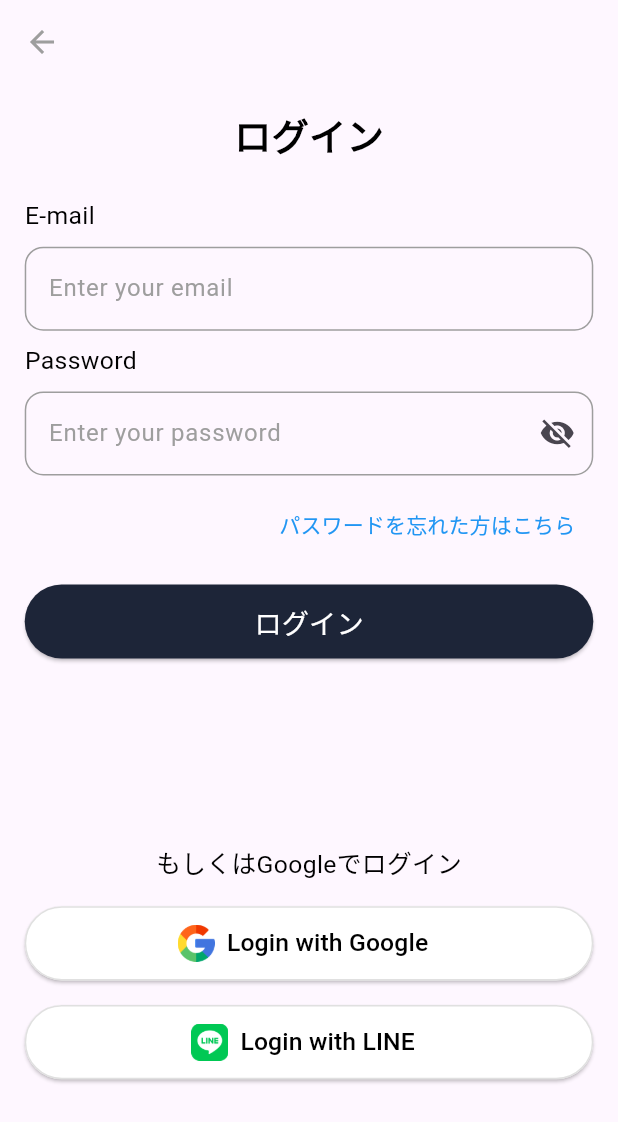
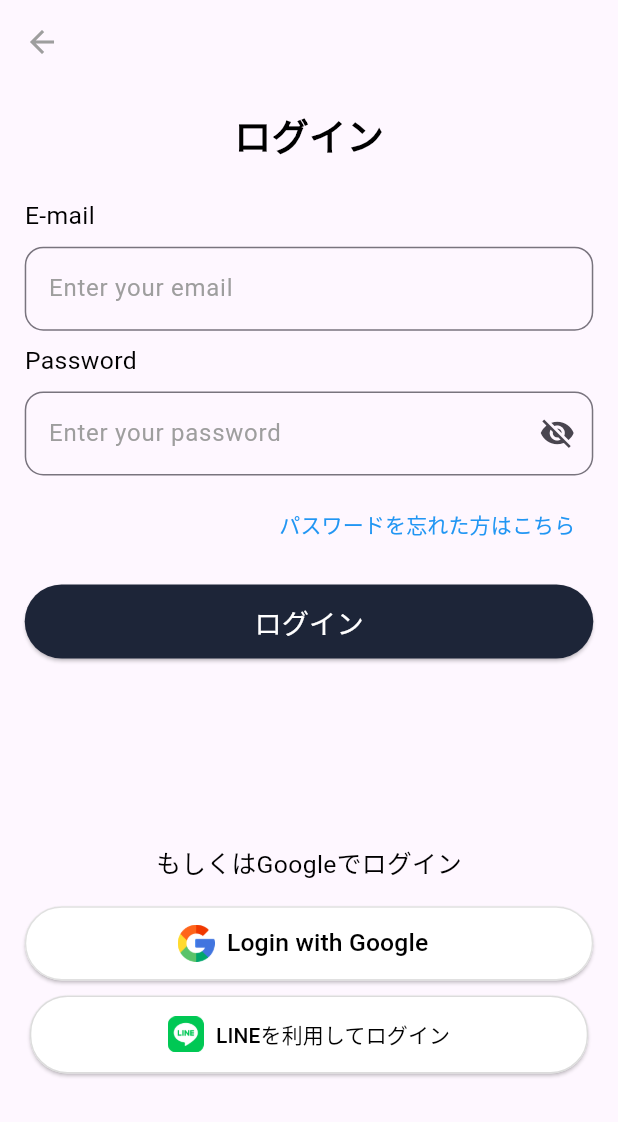
Before and after one commit to dobupower/QRR, a Flutter app: the LoginScreen screen opened by its route, on a phone screen of 412 x 824 dp. Shown: the top 1122 px of the screen. Run offline on Flutter 3.47's test engine with Material 3 defaults, Android fonts, the phone set to English and light mode, and no system bars; our stand-ins replace cloud_firestore, firebase_auth, firebase_core, flutter_riverpod, google_sign_in; missing offline and left inert: mailer, qr_code_scanner; accounts and stored records are empty.

Commit message:
qrcode 인식 기능 추가 및 login_screen UI개선

```diff
--- a/lib/view/home_screen.dart
+++ b/lib/view/home_screen.dart
@@ -1,4 +1,5 @@
 import 'package:flutter/material.dart';
+import 'package:qr_code_scanner/qr_code_scanner.dart';
 
 // HomeScreen 클래스는 StatefulWidget을 상속받아 상태 관리를 가능하게 함
 class HomeScreen extends StatefulWidget {
@@ -96,12 +97,50 @@ class TransactionHistoryTab extends StatelessWidget {
   }
 }
 
-class ScanTab extends StatelessWidget {
+class ScanTab extends StatefulWidget {
+  @override
+  _ScanTabState createState() => _ScanTabState();
+}
+
+class _ScanTabState extends State<ScanTab> {
+  final GlobalKey qrKey = GlobalKey(debugLabel: 'QR');
+  QRViewController? controller;
+
   @override
   Widget build(BuildContext context) {
-    return Center(
-      child: Icon(Icons.qr_code_scanner, size: 100, color: Colors.grey), // QR코드 스캔 아이콘을 표시
+    return Scaffold(
+      body: Column(
+        children: <Widget>[
+          Expanded(
+            flex: 5,
+            child: QRView(
+              key: qrKey,
+              onQRViewCreated: _onQRViewCreated,
+            ),
+          ),
+          Expanded(
+            flex: 1,
+            child: Center(
+              child: Text('QR 코드를 스캔하세요'),
+            ),
+          )
+        ],
+      ),
     );
+  }
+
+  void _onQRViewCreated(QRViewController controller) {
+    this.controller = controller;
+    controller.scannedDataStream.listen((scanData) {
+      print('QR 데이터: ${scanData.code}');
+      controller.pauseCamera(); // 카메라 멈춤
+    });
+  }
+
+  @override
+  void dispose() {
+    controller?.dispose();
+    super.dispose();
   }
 }
 
--- a/lib/view/login_screen.dart
+++ b/lib/view/login_screen.dart
@@ -1,249 +1,241 @@
 import 'package:flutter/material.dart';
 import 'package:flutter_riverpod/flutter_riverpod.dart';
-import 'package:firebase_auth/firebase_auth.dart'; // Firebase Authentication 사용
-import 'home_screen.dart'; // HomeScreen 가져오기
-import '../viewModel/sign_up_view_model.dart'; // SignUpViewModel 파일 import
-import '../viewModel/sign_in_view_model.dart'; // SignInViewModel 파일 import
+import 'package:firebase_auth/firebase_auth.dart';
+import 'home_screen.dart';
+import '../viewModel/sign_up_view_model.dart';
+import '../viewModel/sign_in_view_model.dart';
 
-// LoginScreen 위젯 정의, ConsumerWidget을 사용하여 Riverpod의 상태 관리 사용
-class LoginScreen extends ConsumerWidget {
+class LoginScreen extends ConsumerStatefulWidget {
   @override
-  Widget build(BuildContext context, WidgetRef ref) {
+  _LoginScreenState createState() => _LoginScreenState();
+}
 
+class _LoginScreenState extends ConsumerState<LoginScreen> {
+  late TextEditingController emailController;
+  late TextEditingController passwordController;
+
+  @override
+  void initState() {
+    super.initState();
+    // 초기화 시 컨트롤러 생성
+    emailController = TextEditingController();
+    passwordController = TextEditingController();
+  }
+
+  @override
+  void dispose() {
+    // 위젯이 소멸될 때 컨트롤러도 메모리에서 해제
+    emailController.dispose();
+    passwordController.dispose();
+    super.dispose();
+  }
+
+  @override
+  Widget build(BuildContext context) {
     final signInViewModel = ref.read(signinViewModelProvider.notifier);
-    final signInState = ref.watch(signinViewModelProvider); // 상태를 감시
-    // 화면의 크기 정보
+    final signInState = ref.watch(signinViewModelProvider);
     final screenHeight = MediaQuery.of(context).size.height;
     final screenWidth = MediaQuery.of(context).size.width;
 
-    // 현재 signUpState와 signUpViewModel 가져오기
-    final signUpState = ref.watch(signUpViewModelProvider); // SignUp 상태를 감시하여 변경 시 UI 업데이트
-    final signUpViewModel = ref.read(signUpViewModelProvider.notifier); // SignUpViewModel의 메서드 사용 가능
-
-    // 이메일과 비밀번호를 입력받을 TextEditingController 생성
-    final emailController = TextEditingController();
-    final passwordController = TextEditingController();
+    final signUpState = ref.watch(signUpViewModelProvider);
+    final signUpViewModel = ref.read(signUpViewModelProvider.notifier);
 
     return Scaffold(
-      // AppBar 정의 (상단바)
       appBar: AppBar(
         leading: IconButton(
-          icon: Icon(Icons.arrow_back, color: Colors.grey), // 뒤로 가기 버튼
-          onPressed: () => Navigator.pop(context), // 누르면 이전 화면으로 돌아가기 허용
+          icon: Icon(Icons.arrow_back, color: Colors.grey),
+          onPressed: () => Navigator.pop(context),
         ),
-        backgroundColor: Colors.transparent, // 배경색을 투명하게 설정
-        elevation: 0, // 그림자 제거
+        backgroundColor: Colors.transparent,
+        elevation: 0,
       ),
-
-      // 화면 전체 레이아웃 설정
-      body: Padding(
-        padding: EdgeInsets.symmetric(horizontal: screenWidth * 0.04), // 화면 너비의 8% 패딩 적용
+      resizeToAvoidBottomInset: true,
+      body: SingleChildScrollView(
+        child: Padding(
+          padding: EdgeInsets.symmetric(horizontal: screenWidth * 0.04),
           child: Column(
-          crossAxisAlignment: CrossAxisAlignment.start, // 모든 항목을 왼쪽 정렬
+            crossAxisAlignment: CrossAxisAlignment.start,
             children: [
-            SizedBox(height: screenHeight * 0.02), // 위쪽에 화면 높이의 5% 간격 적용
+              SizedBox(height: screenHeight * 0.02),
               Center(
                 child: Text(
-                'ログイン', // "로그인" 텍스트
+                  'ログイン',
                   style: TextStyle(
-                  fontSize: screenHeight * 0.03, // 화면 높이의 3% 크기
-                  fontWeight: FontWeight.bold, // 볼드체 적용
-                  color: Colors.black, // 검은색 텍스트
+                    fontSize: screenHeight * 0.03,
+                    fontWeight: FontWeight.bold,
+                    color: Colors.black,
                   ),
                 ),
               ),
-            SizedBox(height: screenHeight * 0.03), // 텍스트와 입력 필드 사이에 화면 높이의 5% 간격 적용
-
-            // 이메일 입력 필드 레이블
+              SizedBox(height: screenHeight * 0.03),
               Text(
                 'E-mail',
                 style: TextStyle(fontSize: screenHeight * 0.02, color: Colors.black),
               ),
-            SizedBox(height: screenHeight * 0.01), // 이메일 입력 필드 위에 화면 높이의 1% 간격 적용
+              SizedBox(height: screenHeight * 0.01),
               TextField(
-              controller: emailController, // 이메일 입력 데이터를 받을 컨트롤러
+                controller: emailController,
                 decoration: InputDecoration(
-                hintText: 'Enter your email', // 입력 필드 안에 표시될 힌트 텍스트
-                hintStyle: TextStyle(color: Colors.grey), // 힌트 텍스트 색상을 회색으로 설정
+                  hintText: 'Enter your email',
+                  hintStyle: TextStyle(color: Colors.grey),
                   border: OutlineInputBorder(
-                  borderRadius: BorderRadius.circular(screenHeight * 0.015), // 모서리를 화면 높이의 1.5%만큼 둥글게 설정
-                  borderSide: BorderSide(color: Colors.grey), // 테두리 색상을 회색으로 설정
-                ),
-                enabledBorder: OutlineInputBorder(
-                  borderRadius: BorderRadius.circular(screenHeight * 0.015), // 비활성화 상태에서도 모서리 둥글게
-                  borderSide: BorderSide(color: Colors.grey), // 비활성화 상태의 테두리 색상
+                    borderRadius: BorderRadius.circular(screenHeight * 0.015),
+                    borderSide: BorderSide(color: Colors.grey),
                   ),
                 ),
               ),
-            SizedBox(height: screenHeight * 0.01), // 이메일 필드와 비밀번호 필드 사이에 화면 높이의 2% 간격 적용
-
-            // 비밀번호 입력 필드 레이블
+              SizedBox(height: screenHeight * 0.01),
               Text(
                 'Password',
                 style: TextStyle(fontSize: screenHeight * 0.02, color: Colors.black),
               ),
-            SizedBox(height: screenHeight * 0.01), // 비밀번호 입력 필드 위에 화면 높이의 1% 간격 적용
+              SizedBox(height: screenHeight * 0.01),
               TextField(
-              controller: passwordController, // 비밀번호 입력 데이터를 받을 컨트롤러
-              obscureText: !signUpState.isPasswordVisible, // 비밀번호 가리기 설정 (SignUpState에 따라)
+                controller: passwordController,
+                obscureText: !signUpState.isPasswordVisible,
                 decoration: InputDecoration(
-                hintText: 'Enter your password', // 비밀번호 필드 안에 힌트 텍스트
-                hintStyle: TextStyle(color: Colors.grey), // 힌트 텍스트 색상을 회색으로 설정
+                  hintText: 'Enter your password',
+                  hintStyle: TextStyle(color: Colors.grey),
                   border: OutlineInputBorder(
-                  borderRadius: BorderRadius.circular(screenHeight * 0.015), // 모서리를 둥글게 설정
-                  borderSide: BorderSide(color: Colors.grey), // 테두리 색상을 회색으로 설정
-                ),
-                enabledBorder: OutlineInputBorder(
-                  borderRadius: BorderRadius.circular(screenHeight * 0.015), // 비활성화 상태에서도 모서리 둥글게
-                  borderSide: BorderSide(color: Colors.grey), // 비활성화 상태의 테두리 색상
+                    borderRadius: BorderRadius.circular(screenHeight * 0.015),
+                    borderSide: BorderSide(color: Colors.grey),
                   ),
                   suffixIcon: IconButton(
                     icon: Icon(
-                    signUpState.isPasswordVisible ? Icons.visibility : Icons.visibility_off,
+                      signUpState.isPasswordVisible
+                          ? Icons.visibility
+                          : Icons.visibility_off,
                     ),
                     onPressed: () {
-                    // 비밀번호 가림 버튼 클릭 시 상태 변경
                       signUpViewModel.togglePasswordVisibility();
                     },
                   ),
                 ),
               ),
-            SizedBox(height: screenHeight * 0.01), // 비밀번호 입력 필드 아래에 1% 간격 적용
-
-            // 비밀번호를 잊었을 때를 위한 텍스트 버튼
+              SizedBox(height: screenHeight * 0.01),
               Align(
-              alignment: Alignment.centerRight, // 오른쪽 정렬
+                alignment: Alignment.centerRight,
                 child: TextButton(
                   onPressed: () {
-                  // 비밀번호 찾기 버튼 로직 (추후 구현)
+                    // 비밀번호 복구 로직
                   },
                   child: Text(
                     'パスワードを忘れた方はこちら',
                     style: TextStyle(
-                    color: Colors.blue, // 파란색 텍스트
-                    fontSize: screenHeight * 0.017, // 작은 글씨 크기 설정
+                      color: Colors.blue,
+                      fontSize: screenHeight * 0.017,
                     ),
                   ),
                 ),
               ),
-            SizedBox(height: screenHeight * 0.02), // 비밀번호 버튼 아래 2% 간격 적용
-
-            // 로그인 버튼
+              SizedBox(height: screenHeight * 0.02),
               Center(
                 child: ElevatedButton(
                   onPressed: () async {
                     try {
-                    // Firebase Authentication 로그인 처리
                       UserCredential userCredential = await FirebaseAuth.instance
                           .signInWithEmailAndPassword(
-                      email: emailController.text.trim(), // 이메일 텍스트
-                      password: passwordController.text.trim(), // 비밀번호 텍스트
+                        email: emailController.text.trim(),
+                        password: passwordController.text.trim(),
                       );
-
-                    // 로그인 성공 시 HomeScreen으로 이동 (뒤로 가기 버튼 없이)
                       Navigator.pushReplacement(
                         context,
-                      MaterialPageRoute(builder: (context) => HomeScreen()), // HomeScreen으로 이동
+                        MaterialPageRoute(builder: (context) => HomeScreen()),
                       );
                     } catch (e) {
-                    // 로그인 실패 시 에러 메시지 출력
                       ScaffoldMessenger.of(context).showSnackBar(
                         SnackBar(content: Text('로그인에 실패했습니다: ${e.toString()}')),
                       );
                     }
                   },
                   style: ElevatedButton.styleFrom(
-                  minimumSize: Size(double.infinity, screenHeight * 0.06), // 버튼 높이 설정
-                  backgroundColor: Color(0xFF1D2538), // 버튼 배경색
+                    minimumSize: Size(double.infinity, screenHeight * 0.06),
+                    backgroundColor: Color(0xFF1D2538),
                     shape: RoundedRectangleBorder(
-                    borderRadius: BorderRadius.circular(screenHeight * 0.03), // 버튼 모서리 둥글게 설정
+                      borderRadius: BorderRadius.circular(screenHeight * 0.03),
                     ),
                   ),
                   child: Text(
                     'ログイン',
                     style: TextStyle(
-                    fontSize: screenHeight * 0.022, // 텍스트 크기 설정
-                    color: Colors.white, // 텍스트 색상 흰색
+                      fontSize: screenHeight * 0.022,
+                      color: Colors.white,
                     ),
                   ),
                 ),
               ),
-            SizedBox(height: screenHeight * 0.15), // 로그인 버튼 아래에 5% 간격 적용
-
-            // '또는 Google로 로그인' 텍스트
+              SizedBox(height: screenHeight * 0.15),
               Center(
                 child: Text(
                   'もしくはGoogleでログイン',
                   style: TextStyle(
-                  fontSize: screenHeight * 0.02, // 글씨 크기 설정
-                  color: Colors.black, // 검정색 텍스트
+                    fontSize: screenHeight * 0.02,
+                    color: Colors.black,
                   ),
                 ),
               ),
-            SizedBox(height: screenHeight * 0.02), // Google 로그인 버튼 위에 2% 간격 적용
-
-            // Google 로그인 버튼
+              SizedBox(height: screenHeight * 0.02),
               Center(
                 child: ElevatedButton.icon(
                   onPressed: signInState.isLoading
-                  ? null // 로딩 중일 때 버튼 비활성화
+                      ? null
                       : () async {
                           final isOwner = signUpState.type == 'owner';
-                      await signInViewModel.signInWithGoogle(context, isOwner: isOwner); // ViewModel 인스턴스를 통해 메서드 호출
+                          await signInViewModel.signInWithGoogle(context, isOwner: isOwner);
                         },
                   style: ElevatedButton.styleFrom(
-                  minimumSize: Size(double.infinity, screenHeight * 0.06), // 버튼 높이 설정
-                  backgroundColor: Colors.white, // 배경색 흰색
+                    minimumSize: Size(double.infinity, screenHeight * 0.06),
+                    backgroundColor: Colors.white,
                     shape: RoundedRectangleBorder(
-                    borderRadius: BorderRadius.circular(screenHeight * 0.03), // 버튼 모서리 둥글게 설정
-                    side: BorderSide(color: Colors.grey[300]!), // 테두리 색상 회색
+                      borderRadius: BorderRadius.circular(screenHeight * 0.03),
+                      side: BorderSide(color: Colors.grey[300]!),
                     ),
                   ),
                   icon: Image.asset(
-                  'lib/img/google_logo.png', // Google 로고 이미지
-                  height: screenHeight * 0.03, // 로고 높이 설정
-                  width: screenHeight * 0.03, // 로고 너비 설정
+                    'lib/img/google_logo.png',
+                    height: screenHeight * 0.03,
+                    width: screenHeight * 0.03,
                   ),
                   label: Text(
                     'Login with Google',
                     style: TextStyle(
-                    fontSize: screenHeight * 0.02, // 텍스트 크기 설정
-                    color: Colors.black, // 검정색 텍스트
+                      fontSize: screenHeight * 0.02,
+                      color: Colors.black,
                     ),
                   ),
                 ),
               ),
-            SizedBox(height: screenHeight * 0.02), // Google 로그인 버튼 아래 2% 간격 적용
+              SizedBox(height: 10), // Google 로그인 버튼 아래 빈 공간
 
-            // Line 로그인 버튼 (추후 구현 예정)
+              // 'LINE'으로 로그인 버튼 (구현 예정)
               Center(
                 child: ElevatedButton.icon(
                   onPressed: () {
                     // Line 로그인 로직 추가 예정
                   },
-                style: ElevatedButton.styleFrom(
-                  minimumSize: Size(double.infinity, screenHeight * 0.06), // 버튼 높이 설정
-                  backgroundColor: Colors.white, // 배경색 흰색
-                  shape: RoundedRectangleBorder(
-                    borderRadius: BorderRadius.circular(screenHeight * 0.03), // 모서리 둥글게 설정
-                    side: BorderSide(color: Colors.grey[300]!), // 테두리 색상 회색
-                  ),
-                ),
                   icon: Image.asset(
                     'lib/img/line_logo.png', // Line 로고 이미지
-                  height: screenHeight * 0.03, // 로고 높이 설정
-                  width: screenHeight * 0.03, // 로고 너비 설정
+                    height: 24, // 아이콘 높이
+                    width: 24, // 아이콘 너비
                   ),
                   label: Text(
-                  'Login with LINE',
-                  style: TextStyle(
-                    fontSize: screenHeight * 0.02, // 텍스트 크기 설정
-                    color: Colors.black, // 검정색 텍스트
+                    'LINEを利用してログイン', // 버튼 텍스트 'LINE을 이용해 로그인'
+                    style: TextStyle(color: Colors.black), // 텍스트 스타일
+                  ),
+                  style: ElevatedButton.styleFrom(
+                    backgroundColor: Colors.white, // 버튼 배경색 흰색
+                    foregroundColor: Colors.black, // 텍스트 및 아이콘 색상
+                    padding: EdgeInsets.symmetric(horizontal: 92, vertical: 14), // 버튼 패딩
+                    shape: RoundedRectangleBorder(
+                      borderRadius: BorderRadius.circular(25), // 버튼 모서리 둥글게 설정
+                    ),
+                    side: BorderSide(color: const Color.fromARGB(255, 220, 220, 220)), // 회색 테두리
                   ),
                 ),
               ),
+              SizedBox(height: screenHeight * 0.02), // 추가된 빈 공간
+            ],
           ),
-          ],
         ),
       ),
     );
--- a/pubspec.yaml
+++ b/pubspec.yaml
@@ -39,6 +39,8 @@ dependencies:
   google_sign_in: 6.2.1
   firebase_auth: 5.1.4
   mailer: ^5.0.0
+  qr_code_scanner: 1.0.1
+  camera: ^0.10.0+1
 
 dev_dependencies:
   flutter_test:
```
Also changed, not shown: pubspec.lock, 4 other files. Lines whose indentation alone changed are shown as unchanged.
